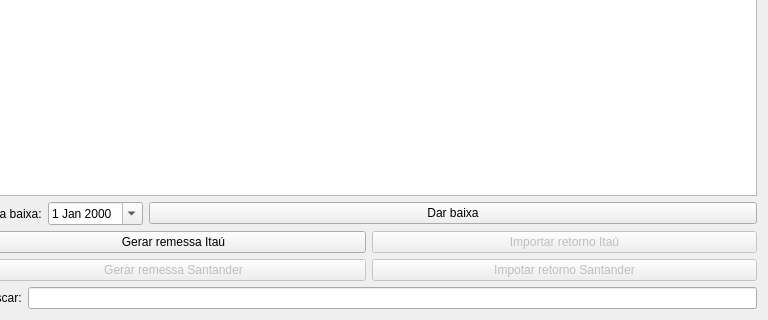
Before: the Qt Designer form ui/widgetgare.ui in darktorres/ERP-STACCATO, drawn with Qt 5; both pictures show x 137 to 905 and y 226 to 546 of the 905 by 546 pixel window.
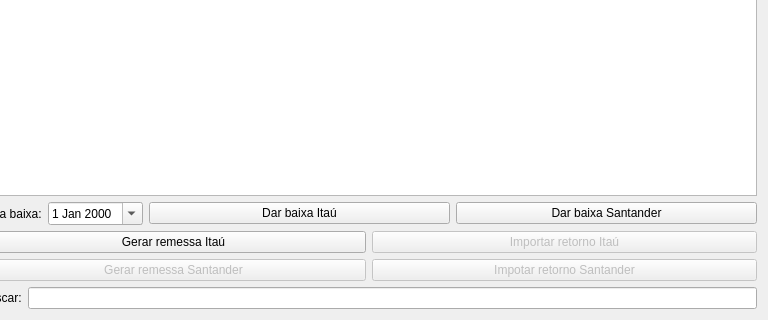
After: the same form once the commit is applied. Custom widgets are drawn as their Qt base class.

Commit message: Baixa Itau/Santander

The edit to the form file:
```diff
--- a/ui/widgetgare.ui
+++ b/ui/widgetgare.ui
@@ -61,7 +61,14 @@
      <item row="0" column="2">
       <widget class="QPushButton" name="pushButtonDarBaixa">
        <property name="text">
-        <string>Dar baixa</string>
+        <string>Dar baixa Itaú</string>
+       </property>
+      </widget>
+     </item>
+     <item row="0" column="3">
+      <widget class="QPushButton" name="pushButtonDarBaixaSantander">
+       <property name="text">
+        <string>Dar baixa Santander</string>
        </property>
       </widget>
      </item>
```
Left out of the diff: 2 changed lines with no effect on the pictures. The commit also changes 2 other files.
